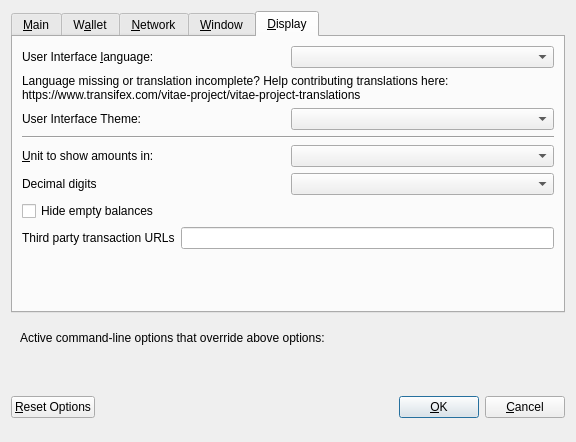
The window that src/qt/forms/optionsdialog.ui (VitaeTeam/Vitae) describes before a commit, drawn with Qt 5.
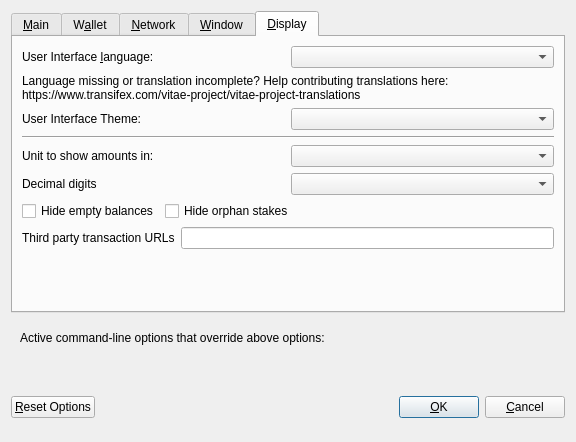
The same window after the commit. The open tabs and pages were chosen to show the change. Custom widgets are drawn as their Qt base class.

Patch:
```diff
--- a/src/qt/forms/optionsdialog.ui
+++ b/src/qt/forms/optionsdialog.ui
@@ -521,7 +521,7 @@
         </widget>
        </item>
        <item>
-        <layout class="QHBoxLayout" name="horizontalLayout_4_Display" stretch="0,0">
+        <layout class="QHBoxLayout" name="horizontalLayout_2_Display" stretch="0,0">
          <item>
           <widget class="QLabel" name="themeLabel">
            <property name="text">
@@ -535,6 +535,12 @@
         </layout>
        </item>
        <item>
+        <widget class="QWidget" name="verticalZpivDisplayWidget" native="true">
+         <layout class="QVBoxLayout" name="verticalZpivDisplayLayout">
+          <property name="margin">
+           <number>0</number>
+          </property>
+          <item>
         <widget class="Line" name="line">
          <property name="orientation">
           <enum>Qt::Horizontal</enum>
@@ -542,11 +548,11 @@
         </widget>
        </item>
        <item>
-        <layout class="QHBoxLayout" name="horizontalLayout_2_Display">
+           <layout class="QHBoxLayout" name="horizontalLayout_3_Display">
          <item>
           <widget class="QLabel" name="unitLabel">
            <property name="text">
-            <string>&amp;Unit to show amounts in:</string>
+               <string>Unit to show amounts in:</string>
            </property>
            <property name="textFormat">
             <enum>Qt::PlainText</enum>
@@ -566,7 +572,7 @@
         </layout>
        </item>
        <item>
-        <layout class="QHBoxLayout" name="horizontalLayout_5_Display">
+           <layout class="QHBoxLayout" name="horizontalLayout_4_Display">
          <item>
           <widget class="QLabel" name="digitsLabel">
            <property name="text">
@@ -580,6 +586,8 @@
         </layout>
        </item>
        <item>
+           <layout class="QHBoxLayout" name="horizontalLayout_5_Display">
+            <item>
         <widget class="QCheckBox" name="checkBoxHideZeroBalances">
          <property name="toolTip">
           <string>Hide empty balances</string>
@@ -593,7 +601,32 @@
         </widget>
        </item>
        <item>
-        <layout class="QHBoxLayout" name="horizontalLayout_3_Display">
+             <widget class="QCheckBox" name="checkBoxHideOrphans">
+              <property name="toolTip">
+               <string>Hide orphan stakes in transaction lists</string>
+              </property>
+              <property name="text">
+               <string>Hide orphan stakes</string>
+              </property>
+             </widget>
+            </item>
+            <item>
+             <spacer name="horizontalSpacer">
+              <property name="orientation">
+               <enum>Qt::Horizontal</enum>
+              </property>
+              <property name="sizeHint" stdset="0">
+               <size>
+                <width>40</width>
+                <height>20</height>
+               </size>
+              </property>
+             </spacer>
+            </item>
+           </layout>
+          </item>
+          <item>
+           <layout class="QHBoxLayout" name="horizontalLayout_6_Display">
          <item>
           <widget class="QLabel" name="thirdPartyTxUrlsLabel">
            <property name="toolTip">
@@ -615,6 +648,9 @@
           </widget>
          </item>
         </layout>
+          </item>
+         </layout>
+        </widget>
        </item>
        <item>
         <spacer name="verticalSpacer">
```
Left out of the diff: 46 changed lines with no effect on the pictures. Lines whose indentation alone changed are shown as unchanged.
